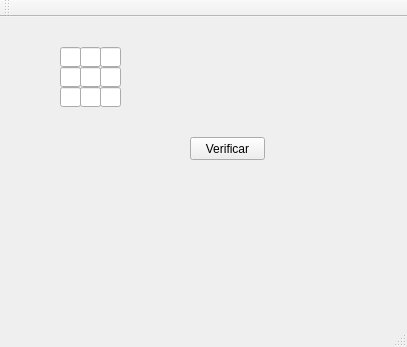
The window that Sudoku/mainwindow.ui (mansrz/Sudoku) describes before a commit, drawn with Qt 5.
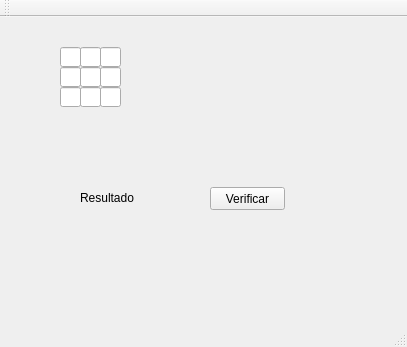
The same window after the commit.

Commit message:
Texto de validacion
Un label cambia de texto segun la verificacion

The edit to the form file:
```diff
--- a/Sudoku/mainwindow.ui
+++ b/Sudoku/mainwindow.ui
@@ -17,8 +17,8 @@
    <widget class="QPushButton" name="pushButton">
     <property name="geometry">
      <rect>
-      <x>190</x>
-      <y>120</y>
+      <x>210</x>
+      <y>170</y>
       <width>75</width>
       <height>23</height>
      </rect>
@@ -117,6 +117,19 @@
      </rect>
     </property>
    </widget>
+   <widget class="QLabel" name="resultado">
+    <property name="geometry">
+     <rect>
+      <x>80</x>
+      <y>170</y>
+      <width>61</width>
+      <height>21</height>
+     </rect>
+    </property>
+    <property name="text">
+     <string>Resultado</string>
+    </property>
+   </widget>
   </widget>
   <widget class="QMenuBar" name="menuBar">
    <property name="geometry">
```
The commit also changes 2 other files.
